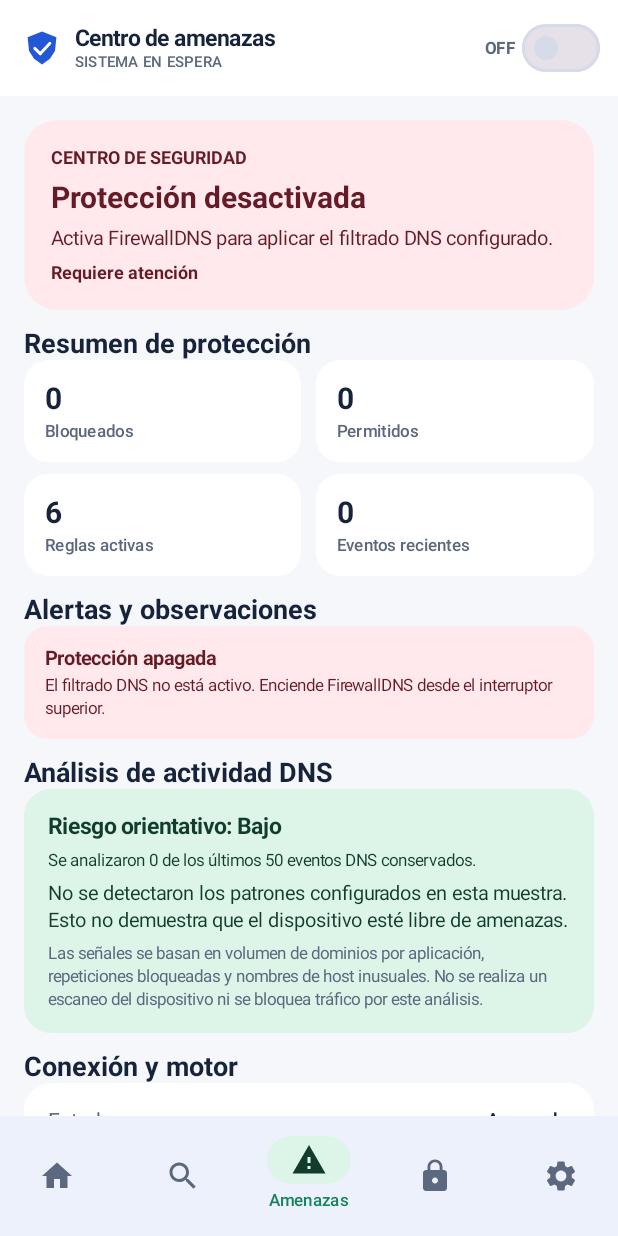
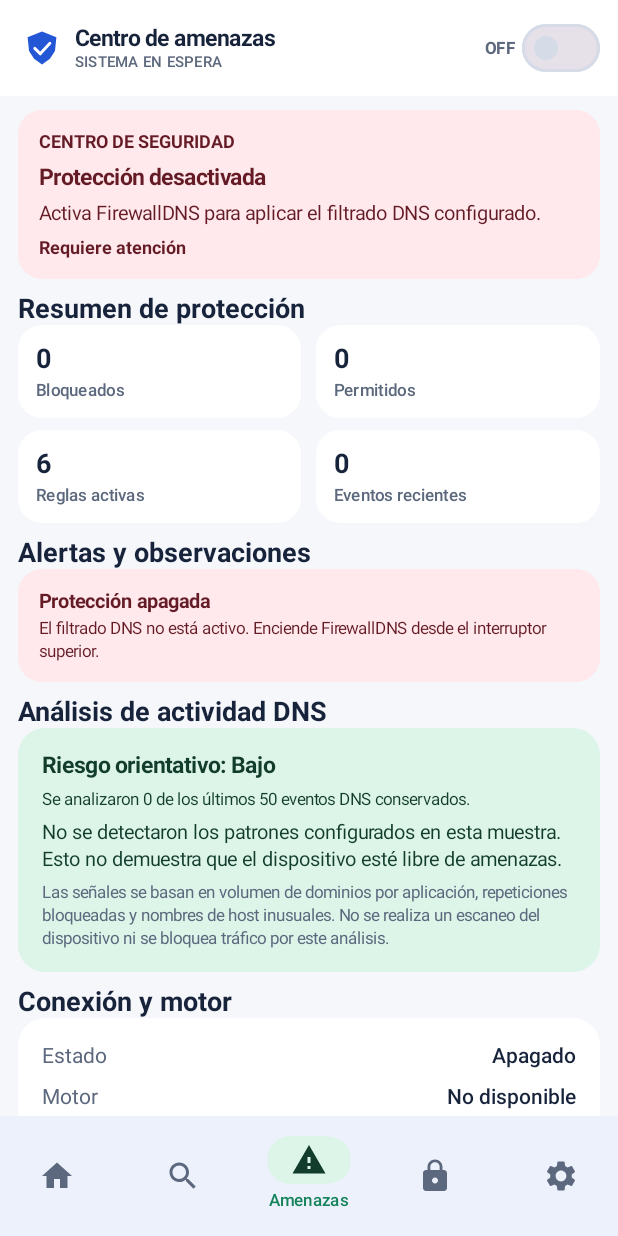
Before and after one commit to candidohernandez148-spec/FirewallDNS, an Android app built with Jetpack Compose: the screen it shows after launch (MainActivity), item 3 of the bottom bar chosen, on a phone screen of 412 x 824 dp. Run offline under Robolectric (Android 15) with nearby library versions, the phone set to English and light mode, and no system bars; pictures from the network do not load; 1 statement that could not run was skipped.

Commit message:
Refine compact professional UI styling

```diff
--- a/app/src/main/java/com/firewall/dns/ui/screens/SecurityCenterScreen.kt
+++ b/app/src/main/java/com/firewall/dns/ui/screens/SecurityCenterScreen.kt
@@ -71,22 +71,22 @@ fun SecurityCenterScreen(
 
     LazyColumn(
         modifier = Modifier.fillMaxSize(),
-        contentPadding = androidx.compose.foundation.layout.PaddingValues(16.dp),
-        verticalArrangement = Arrangement.spacedBy(12.dp)
+        contentPadding = androidx.compose.foundation.layout.PaddingValues(horizontal = 12.dp, vertical = 9.dp),
+        verticalArrangement = Arrangement.spacedBy(9.dp)
     ) {
         item {
             Card(
                 modifier = Modifier.fillMaxWidth(),
-                shape = RoundedCornerShape(22.dp),
+                shape = RoundedCornerShape(16.dp),
                 colors = CardDefaults.cardColors(
                     containerColor = if (stats.isRunning && !otherVpnActive)
                         MaterialTheme.colorScheme.primaryContainer
                     else MaterialTheme.colorScheme.errorContainer
                 )
             ) {
-                Column(Modifier.padding(18.dp), verticalArrangement = Arrangement.spacedBy(8.dp)) {
+                Column(Modifier.padding(14.dp), verticalArrangement = Arrangement.spacedBy(8.dp)) {
                     Text("CENTRO DE SEGURIDAD", style = MaterialTheme.typography.labelLarge, fontWeight = FontWeight.Bold)
-                    Text(riskTitle, style = MaterialTheme.typography.headlineSmall, fontWeight = FontWeight.Bold)
+                    Text(riskTitle, style = MaterialTheme.typography.titleMedium, fontWeight = FontWeight.Bold)
                     Text(riskDescription, style = MaterialTheme.typography.bodyMedium)
                     Text(
                         if (stats.isRunning && !otherVpnActive) "Estado operativo" else "Requiere atención",
@@ -232,8 +232,8 @@ private fun SummaryCard(label: String, value: String, modifier: Modifier = Modif
         shape = RoundedCornerShape(16.dp),
         colors = CardDefaults.cardColors(containerColor = MaterialTheme.colorScheme.surface)
     ) {
-        Column(Modifier.fillMaxWidth().padding(14.dp), verticalArrangement = Arrangement.spacedBy(4.dp)) {
-            Text(value, style = MaterialTheme.typography.headlineSmall, fontWeight = FontWeight.Bold)
+        Column(Modifier.fillMaxWidth().padding(12.dp), verticalArrangement = Arrangement.spacedBy(4.dp)) {
+            Text(value, style = MaterialTheme.typography.titleLarge, fontWeight = FontWeight.Bold)
             Text(label, style = MaterialTheme.typography.labelMedium, color = MaterialTheme.colorScheme.onSurfaceVariant)
         }
     }
```
